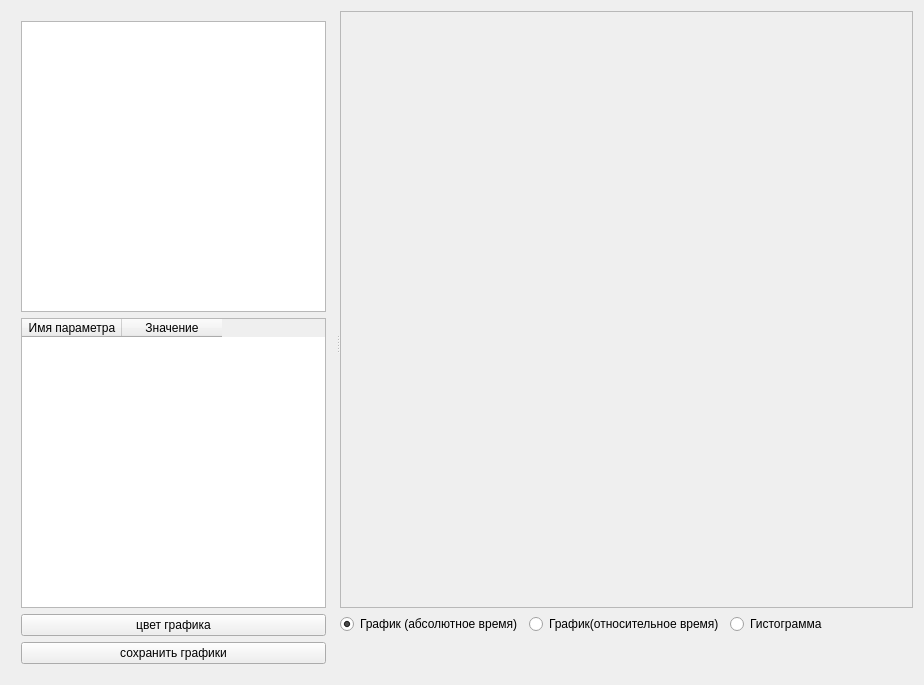
The window that DataVisualizer/DataVisualizerForm.ui (kapot65/online) describes before a commit, drawn with Qt 5.
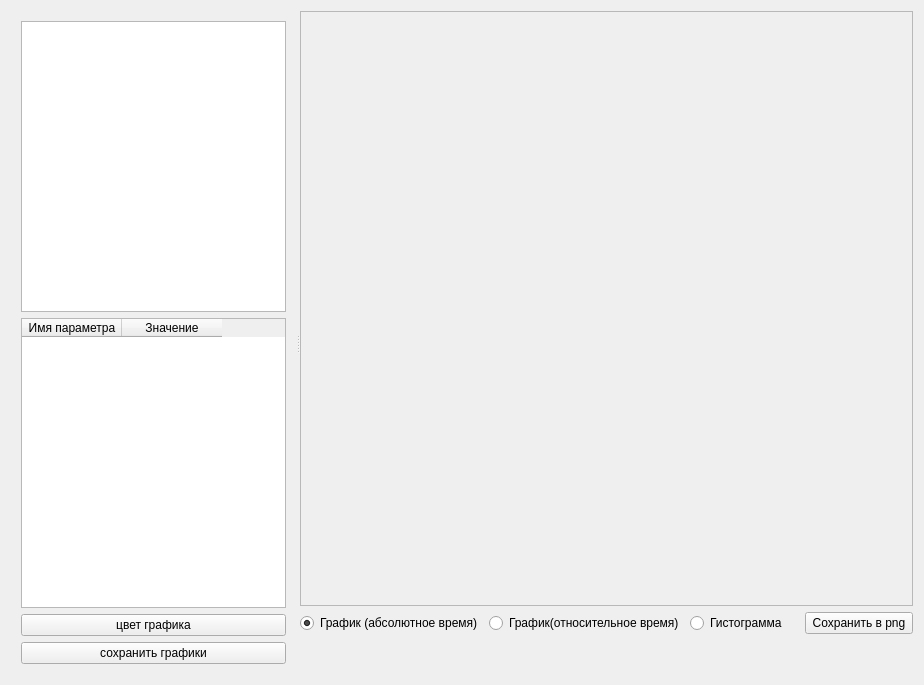
The same window after the commit.

Diff of the .ui file:
```diff
--- a/DataVisualizer/DataVisualizerForm.ui
+++ b/DataVisualizer/DataVisualizerForm.ui
@@ -123,6 +123,13 @@
            </property>
           </widget>
          </item>
+         <item>
+          <widget class="QPushButton" name="saveButton">
+           <property name="text">
+            <string>Сохранить в png</string>
+           </property>
+          </widget>
+         </item>
         </layout>
        </item>
        <item>
```
